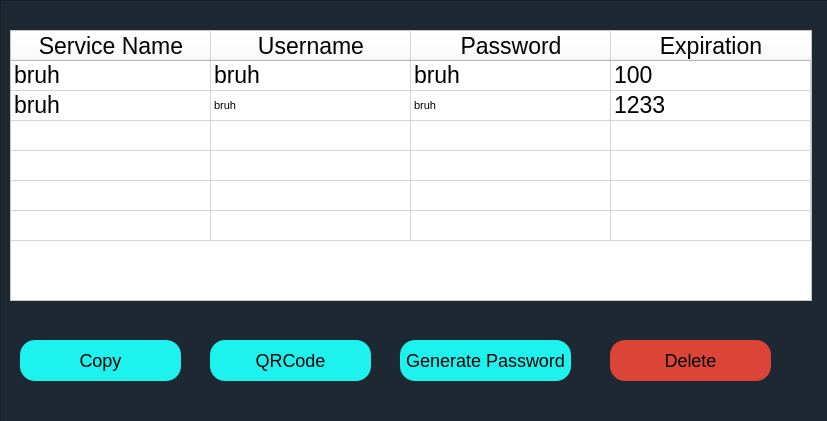
Old version of the form UI/personalviewpwd.ui in the repository mranonymod/PyProject.
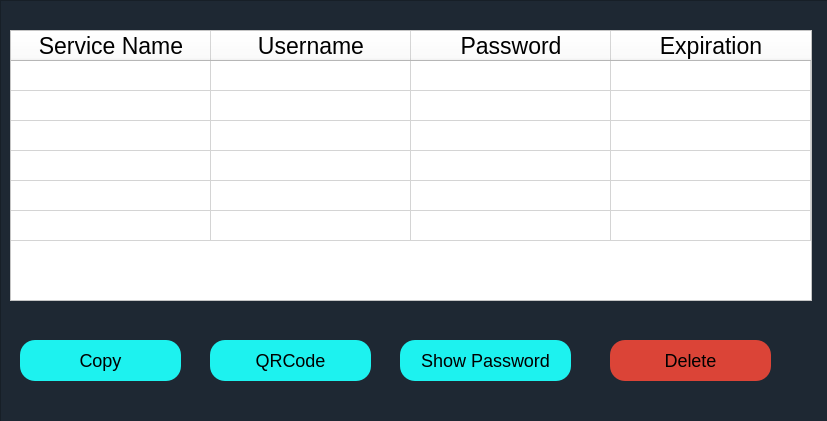
New version of the form.

Diff of the .ui file:
```diff
--- a/UI/personalviewpwd.ui
+++ b/UI/personalviewpwd.ui
@@ -142,32 +142,32 @@
      </column>
      <item row="0" column="0">
       <property name="text">
-       <string>bruh</string>
+       <string/>
       </property>
      </item>
      <item row="0" column="1">
       <property name="text">
-       <string>bruh</string>
+       <string/>
       </property>
      </item>
      <item row="0" column="2">
       <property name="text">
-       <string>bruh</string>
+       <string/>
       </property>
      </item>
      <item row="0" column="3">
       <property name="text">
-       <string>100</string>
+       <string/>
       </property>
      </item>
      <item row="1" column="0">
       <property name="text">
-       <string>bruh</string>
+       <string/>
       </property>
      </item>
      <item row="1" column="1">
       <property name="text">
-       <string>bruh</string>
+       <string/>
       </property>
       <property name="font">
        <font>
@@ -180,7 +180,7 @@
      </item>
      <item row="1" column="2">
       <property name="text">
-       <string>bruh</string>
+       <string/>
       </property>
       <property name="font">
        <font>
@@ -193,7 +193,7 @@
      </item>
      <item row="1" column="3">
       <property name="text">
-       <string>1233</string>
+       <string/>
       </property>
      </item>
      <item row="2" column="1">
@@ -236,7 +236,7 @@
       </rect>
      </property>
      <property name="text">
-      <string>Generate Password</string>
+      <string>Show Password</string>
      </property>
     </widget>
     <widget class="QPushButton" name="Per_Delete">
```
Left out of the diff: 2 changed lines with no effect on the pictures.
